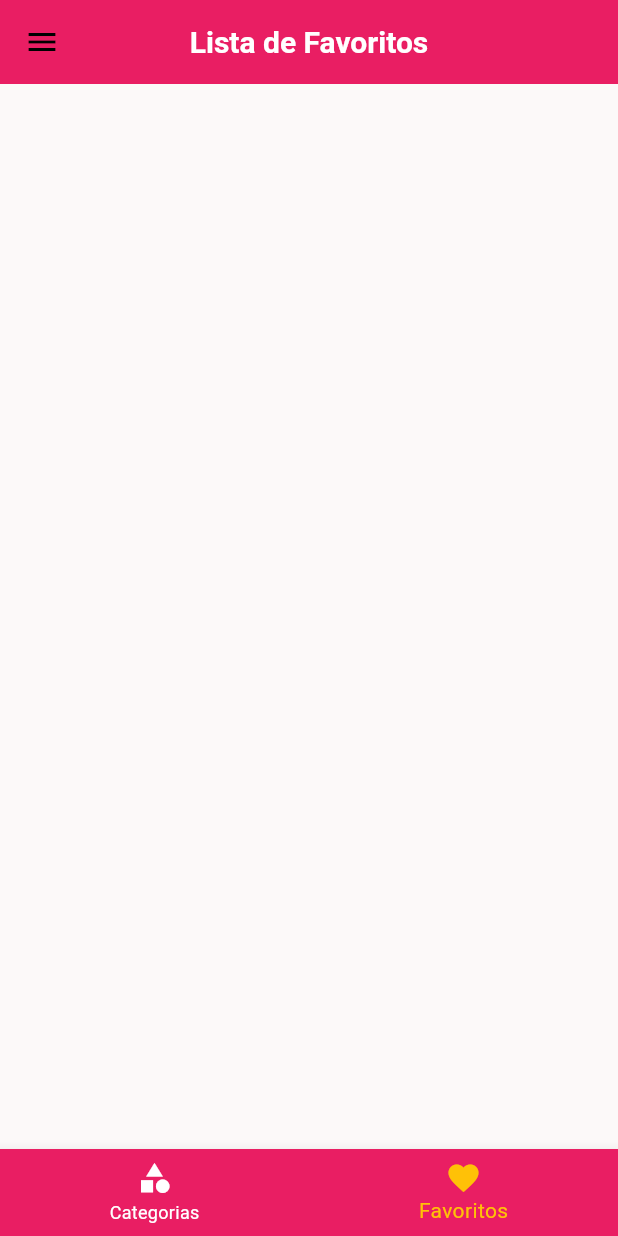
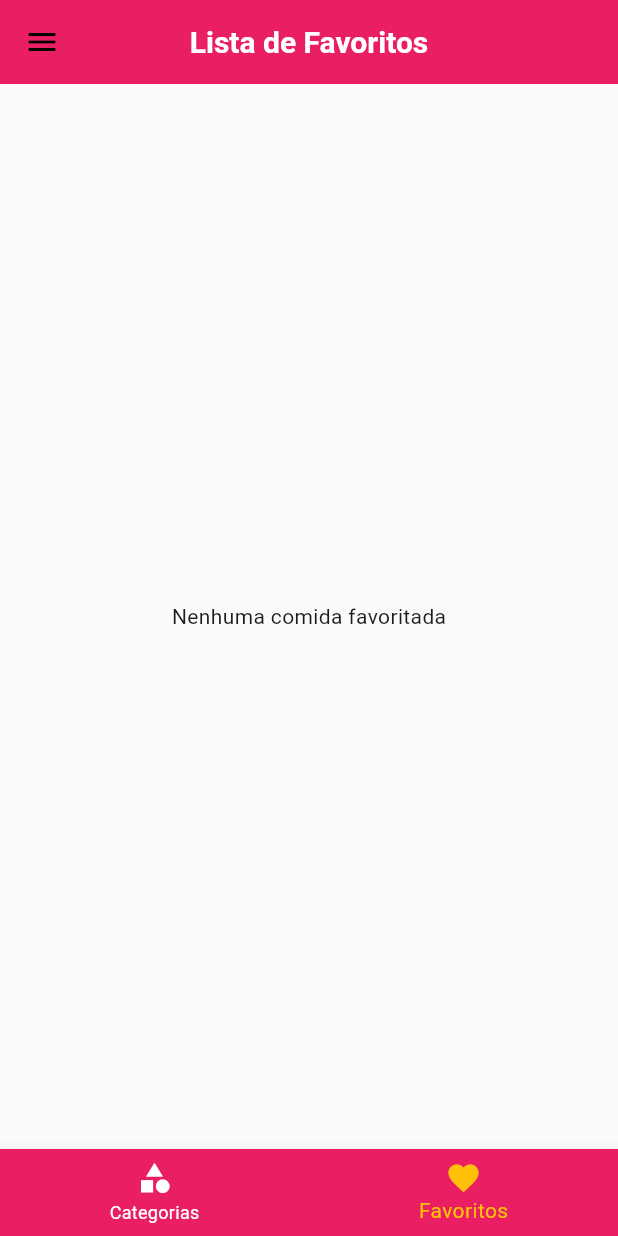
Before and after one commit to absjuniordev/food, a Flutter app: the screen it shows after launch, item 2 of the bottom bar chosen, on a phone screen of 412 x 824 dp. Run offline on Flutter 3.47's test engine with Material 3 defaults, Android fonts, the phone set to English and light mode, and no system bars.

```diff
--- a/lib/main.dart
+++ b/lib/main.dart
@@ -21,6 +21,7 @@ class MyApp extends StatefulWidget {
 class _MyAppState extends State<MyApp> {
   Settings settings = Settings();
   List<Food> _availableMeals = dummyFoods;
+  List<Food> _favorireFood = [];
 
   void _fliterFoods(Settings settings) {
     setState(() {
@@ -36,6 +37,18 @@ class _MyAppState extends State<MyApp> {
             !filterVegetarian;
       }).toList();
     });
+  }
+
+  void _toggleFavorite(Food food) {
+    setState(() {
+      _favorireFood.contains(food)
+          ? _favorireFood.remove(food)
+          : _favorireFood.add(food);
+    });
+  }
+
+  bool _isFavorite(Food food) {
+    return _favorireFood.contains(food);
   }
 
   @override
@@ -68,10 +81,11 @@ class _MyAppState extends State<MyApp> {
         ),
       ),
       routes: {
-        AppRoutes.HOME: (ctx) => const TabsScreen(),
+        AppRoutes.HOME: (ctx) => TabsScreen(favorireFood: _favorireFood),
         AppRoutes.CATEGORIES_FOOD: (ctx) =>
             CategoriesFoodScreen(food: _availableMeals),
-        AppRoutes.FOOD_DETAIL: (ctx) => const FoodDetailsScreen(),
+        AppRoutes.FOOD_DETAIL: (ctx) => FoodDetailsScreen(
+            onToggleFavorite: _toggleFavorite, isFavorite: _isFavorite),
         AppRoutes.SETTINGS: (ctx) =>
             SettingsScreen(settings: settings, onSettingsChanged: _fliterFoods),
       },
--- a/lib/screens/favortite_screen.dart
+++ b/lib/screens/favortite_screen.dart
@@ -1,12 +1,24 @@
 import 'package:flutter/material.dart';
+import 'package:food/components/food_item.dart';
+import 'package:food/model/food.dart';
 
 class FavortiteScreen extends StatelessWidget {
+  const FavortiteScreen({super.key, required this.favorireFood});
+  final List<Food> favorireFood;
 
-  const FavortiteScreen({ super.key });
-
-   @override
-   Widget build(BuildContext context) {
-       return
-       Center(child: Text(''),);
+  @override
+  Widget build(BuildContext context) {
+    if (favorireFood.isEmpty) {
+      return const Center(
+        child: Text('Nenhuma comida favoritada'),
+      );
+    } else {
+      return ListView.builder(
+        itemCount: favorireFood.length,
+        itemBuilder: (context, index) {
+          return FoodItem(food: favorireFood[index]);
+        },
+      );
+    }
   }
 }
--- a/lib/screens/tabs_screen.dart
+++ b/lib/screens/tabs_screen.dart
@@ -1,10 +1,16 @@
 import 'package:flutter/material.dart';
 import 'package:food/components/main_drawer.dart';
+import 'package:food/model/food.dart';
 import 'package:food/screens/categories_screen.dart';
 import 'package:food/screens/favortite_screen.dart';
 
 class TabsScreen extends StatefulWidget {
-  const TabsScreen({super.key});
+  const TabsScreen({
+    super.key,
+    required this.favorireFood,
+  });
+
+  final List<Food> favorireFood;
 
   @override
   State<TabsScreen> createState() => _TabsScreenState();
@@ -12,11 +18,25 @@ class TabsScreen extends StatefulWidget {
 
 class _TabsScreenState extends State<TabsScreen> {
   int _selectedScreenIndex = 0;
+  late List<Map<String, Object>> _screens;
 
-  final List<Map<String, Object>> _screens = [
-    {'title': 'Lista de Categorias', 'screen': const CategoriesScreen()},
-    {'title': 'Lista de Favoritos', 'screen': const FavortiteScreen()},
-  ];
+  @override
+  void initState() {
+    super.initState();
+
+    _screens = [
+      {
+        'title': 'Lista de Categorias',
+        'screen': const CategoriesScreen(),
+      },
+      {
+        'title': 'Lista de Favoritos',
+        'screen': FavortiteScreen(
+          favorireFood: widget.favorireFood,
+        )
+      },
+    ];
+  }
 
   _selectScreen(int index) {
     setState(() {
```
Also changed, not shown: lib/screens/food_details_screen.dart (+9 -3 lines).
